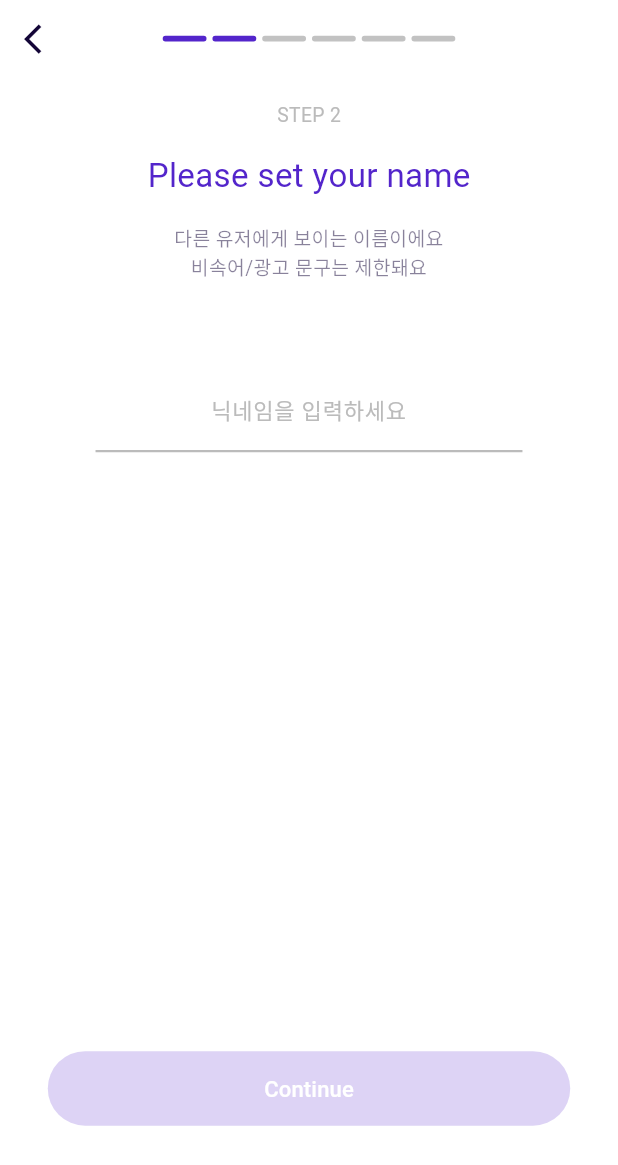
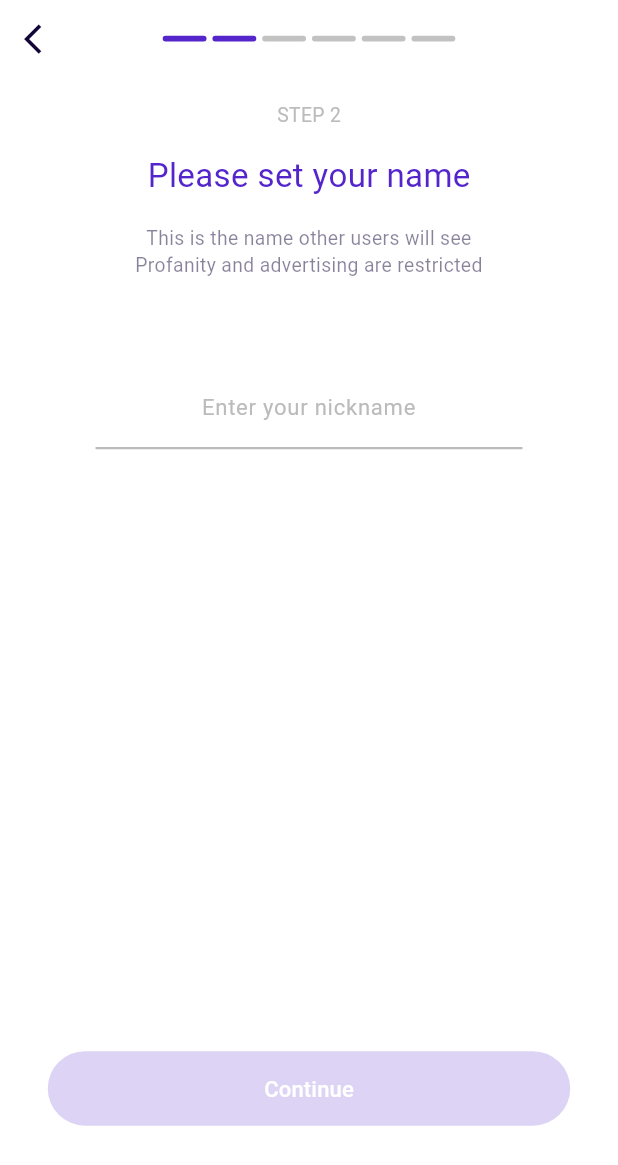
Before and after one commit to TEAM-Tripgether/tripgether-flutter, a Flutter app: the OnboardingScreen screen opened by its route, swiped to page 2, on a phone screen of 412 x 824 dp. Shown: the top 1165 px of the screen. Run offline on Flutter 3.47's test engine with Material 3 defaults, Android fonts, the phone set to English and light mode, and no system bars; our stand-ins replace cached_network_image, device_info_plus, dio, firebase_core, firebase_messaging, flutter_animate and 12 more; accounts and stored records are empty; generated files the repository leaves out were written again; network calls fail; Roboto replaces fonts that are missing (Pretendard-Bold, Pretendard-Medium); project files that could hold a hidden picture were left out.

````diff
--- a/lib/features/onboarding/presentation/pages/nickname_page.dart
+++ b/lib/features/onboarding/presentation/pages/nickname_page.dart
@@ -80,7 +80,7 @@ class _NicknamePageState extends ConsumerState<NicknamePage> {
         stepNumber: 2,
         title: l10n.onboardingNicknamePrompt,
         showRequiredMark: false,
-        description: '다른 유저에게 보이는 이름이에요\n비속어/광고 문구는 제한돼요',
+        description: l10n.onboardingNicknameDescription,
         content: Column(
           children: [
             // 입력 필드를 중앙에 배치
@@ -91,7 +91,7 @@ class _NicknamePageState extends ConsumerState<NicknamePage> {
               padding: EdgeInsets.symmetric(horizontal: AppSpacing.xxxl),
               child: OnboardingTextField(
                 controller: _controller,
-                hintText: '닉네임을 입력하세요',
+                hintText: l10n.onboardingNicknameHint,
                 maxLength: 10,
                 textAlign: TextAlign.center,
                 style: AppTextStyles.bodyMedium16,
--- a/lib/features/onboarding/presentation/widgets/onboarding_layout.dart
+++ b/lib/features/onboarding/presentation/widgets/onboarding_layout.dart
@@ -18,15 +18,29 @@ import '../../../../core/theme/app_text_styles.dart';
 /// 8. button (하단 버튼)
 /// 9. verticalSpace60 (하단 고정 간격)
 ///
+/// **contentPadding 파라미터 (2025-11-14 추가)**:
+/// - null (기본값): content 영역이 전체 32px 패딩 안에 배치 (기존 동작)
+/// - EdgeInsets 지정: content 영역만 별도 패딩 적용 (버튼은 여전히 32px 유지)
+/// - 용도: interests_page처럼 특정 영역만 좁은 패딩이 필요한 경우
+///
 /// **사용 예시**:
 /// ```dart
+/// // 기본 사용 (전체 32px 패딩)
 /// OnboardingLayout(
 ///   stepNumber: 1,
 ///   title: l10n.onboardingTermsPrompt,
 ///   description: l10n.onboardingTermsDescription,
 ///   showRequiredMark: true,
-///   content: Column(children: [...]), // 페이지별 콘텐츠
+///   content: Column(children: [...]),
 ///   button: PrimaryButton(...),
+/// )
+///
+/// // content만 16px 패딩 (버튼은 32px 유지)
+/// OnboardingLayout(
+///   stepNumber: 5,
+///   contentPadding: EdgeInsets.symmetric(horizontal: AppSpacing.lg), // 16
+///   content: Wrap(...), // 카테고리 버튼들
+///   button: PrimaryButton(...), // 여전히 32px 패딩
 /// )
 /// ```
 class OnboardingLayout extends StatelessWidget {
@@ -47,6 +61,11 @@ class OnboardingLayout extends StatelessWidget {
   /// Expanded로 감싸져서 남은 공간을 차지함
   final Widget content;
 
+  /// content 영역에만 적용할 패딩 (옵션)
+  /// - null: content가 전체 32px 패딩 안에 배치 (기본 동작)
+  /// - EdgeInsets: content만 별도 패딩 적용 (버튼은 여전히 32px)
+  final EdgeInsetsGeometry? contentPadding;
+
   /// 하단 버튼 위젯
   final Widget button;
 
@@ -57,14 +76,18 @@ class OnboardingLayout extends StatelessWidget {
     this.showRequiredMark = false,
     required this.description,
     required this.content,
+    this.contentPadding,
     required this.button,
   });
 
   @override
   Widget build(BuildContext context) {
-    return Padding(
-      padding: EdgeInsets.symmetric(horizontal: AppSpacing.xxxl),
-      child: Column(
+    // contentPadding이 null일 때: 전체에 32px 패딩 적용 (기존 동작)
+    // contentPadding이 있을 때: 헤더/버튼만 32px, content는 지정된 패딩 사용
+    final defaultPadding = EdgeInsets.symmetric(horizontal: AppSpacing.xxxl);
+
+    // 헤더 영역 (STEP, 제목, 설명)
+    final headerSection = Column(
       crossAxisAlignment: CrossAxisAlignment.center,
       children: [
         // 1. 프로그레스바 아래 고정 간격
@@ -121,17 +144,43 @@ class OnboardingLayout extends StatelessWidget {
           ),
           textAlign: TextAlign.center,
         ),
+      ],
+    );
 
-          // 7. 페이지별 콘텐츠 영역 (남은 공간 차지)
+    // contentPadding이 null인 경우: 기존 동작 (전체 32px 패딩)
+    if (contentPadding == null) {
+      return Padding(
+        padding: defaultPadding,
+        child: Column(
+          crossAxisAlignment: CrossAxisAlignment.center,
+          children: [
+            headerSection,
             Expanded(child: content),
-
-          // 8. 하단 버튼
             button,
-
-          // 9. 하단 고정 간격
             AppSpacing.verticalSpace80,
           ],
         ),
       );
     }
+
+    // contentPadding이 있는 경우: 헤더/버튼만 32px, content는 별도 패딩
+    return Column(
+      crossAxisAlignment: CrossAxisAlignment.center,
+      children: [
+        // 헤더 영역 (32px 패딩)
+        Padding(padding: defaultPadding, child: headerSection),
+
+        // 7. 페이지별 콘텐츠 영역 (지정된 패딩 적용)
+        Expanded(
+          child: Padding(padding: contentPadding!, child: content),
+        ),
+
+        // 8. 하단 버튼 (32px 패딩)
+        Padding(padding: defaultPadding, child: button),
+
+        // 9. 하단 고정 간격
+        AppSpacing.verticalSpace80,
+      ],
+    );
   }
+}
--- a/lib/l10n/app_en.arb
+++ b/lib/l10n/app_en.arb
@@ -1110,5 +1110,42 @@
   "viewDetails": "View details",
   "@viewDetails": {
     "description": "View term details button"
+  },
+
+  "onboardingNicknameDescription": "This is the name other users will see\nProfanity and advertising are restricted",
+  "@onboardingNicknameDescription": {
+    "description": "Onboarding nickname page description"
+  },
+
+  "onboardingNicknameHint": "Enter your nickname",
+  "@onboardingNicknameHint": {
+    "description": "Onboarding nickname input hint"
+  },
+
+  "onboardingInterestsSelectedCount": "{count} selected",
+  "@onboardingInterestsSelectedCount": {
+    "description": "Selected interests count display",
+    "placeholders": {
+      "count": {
+        "type": "int",
+        "example": "5"
+      }
+    }
+  },
+
+  "startNow": "Get Started",
+  "@startNow": {
+    "description": "Onboarding completion start button text"
+  },
+
+  "onboardingWelcomeUnified": "All set! 🎉\nLet's dive into the local day, {nickname}!",
+  "@onboardingWelcomeUnified": {
+    "description": "Welcome page unified message (with nickname)",
+    "placeholders": {
+      "nickname": {
+        "type": "String",
+        "example": "TravelLover"
+      }
+    }
   }
 }
--- a/lib/l10n/app_localizations.dart
+++ b/lib/l10n/app_localizations.dart
@@ -1273,6 +1273,36 @@ abstract class AppLocalizations {
   /// In ko, this message translates to:
   /// **'자세히 보기'**
   String get viewDetails;
+
+  /// 온보딩 닉네임 페이지 설명
+  ///
+  /// In ko, this message translates to:
+  /// **'다른 유저에게 보이는 이름이에요\n비속어/광고 문구는 제한돼요'**
+  String get onboardingNicknameDescription;
+
+  /// 온보딩 닉네임 입력 힌트
+  ///
+  /// In ko, this message translates to:
+  /// **'닉네임을 입력하세요'**
+  String get onboardingNicknameHint;
+
+  /// 선택된 관심사 개수 표시
+  ///
+  /// In ko, this message translates to:
+  /// **'{count}개 선택'**
+  String onboardingInterestsSelectedCount(int count);
+
+  /// 온보딩 완료 후 시작 버튼 텍스트
+  ///
+  /// In ko, this message translates to:
+  /// **'바로 시작하기'**
+  String get startNow;
+
+  /// 환영 페이지 통합 메시지 (닉네임 포함)
+  ///
+  /// In ko, this message translates to:
+  /// **'모든 준비가 끝났어요 🎉\n현지의 하루로 들어가요 {nickname}님'**
+  String onboardingWelcomeUnified(String nickname);
 }
 
 class _AppLocalizationsDelegate
--- a/lib/l10n/app_localizations_en.dart
+++ b/lib/l10n/app_localizations_en.dart
@@ -651,4 +651,24 @@ class AppLocalizationsEn extends AppLocalizations {
 
   @override
   String get viewDetails => 'View details';
+
+  @override
+  String get onboardingNicknameDescription =>
+      'This is the name other users will see\nProfanity and advertising are restricted';
+
+  @override
+  String get onboardingNicknameHint => 'Enter your nickname';
+
+  @override
+  String onboardingInterestsSelectedCount(int count) {
+    return '$count selected';
+  }
+
+  @override
+  String get startNow => 'Get Started';
+
+  @override
+  String onboardingWelcomeUnified(String nickname) {
+    return 'All set! 🎉\nLet\'s dive into the local day, $nickname!';
+  }
 }
````
Also changed, not shown: lib/features/onboarding/presentation/pages/interests_page.dart (+9 -7 lines), lib/features/onboarding/presentation/pages/welcome_page.dart (+13 -38 lines), lib/features/onboarding/presentation/widgets/category_dropdown_button.dart (+7 -7 lines), lib/features/onboarding/presentation/widgets/gender_selection_card.dart (+6 -4 lines), lib/features/onboarding/presentation/widgets/interest_chip.dart (+9 -12 lines), lib/l10n/app_ko.arb (+37 -0 lines), lib/l10n/app_localizations_ko.dart (+20 -0 lines). Lines whose indentation alone changed are shown as unchanged.
